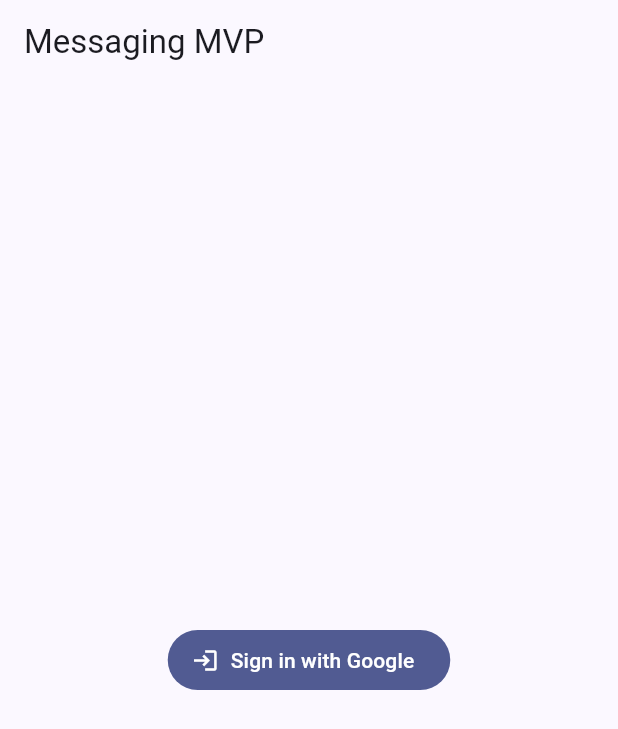
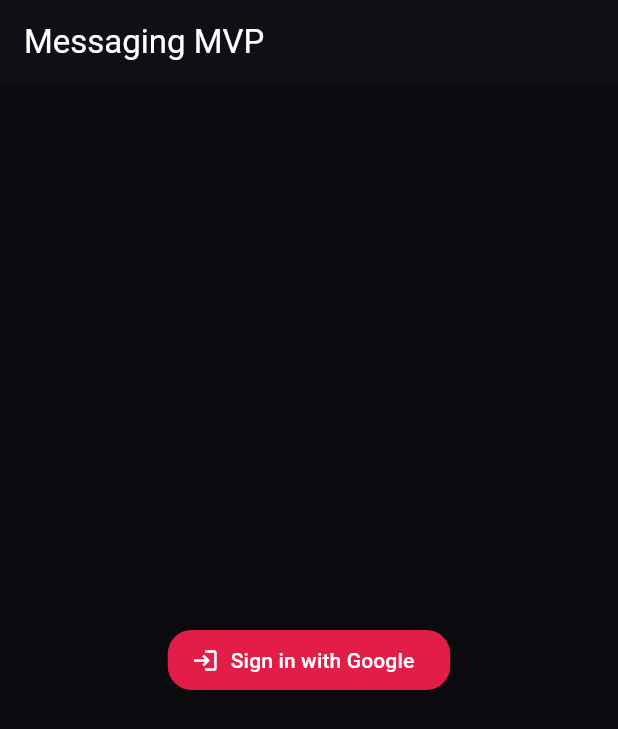
Before and after one commit to deeptux/apptest-messaging, a Flutter app: the screen it shows after launch, on a phone screen of 412 x 824 dp. Shown: the top 729 px of the screen. Run offline on Flutter 3.47's test engine with Material 3 defaults, Android fonts, the phone set to English and light mode, and no system bars; our stand-ins replace dio, drift, firebase_auth, firebase_core, flutter_riverpod, google_sign_in and 1 more; accounts and stored records are empty; generated files the repository leaves out were written again; statements that could not run were skipped.

Commit message:
ATM-50 feat(frontend): add inbox and new-chat screens
Add luxury dark theme and baseline Inbox/New Chat screens wired to REST sync, ready for chat screen + WS live updates.

Co-authored-by: Cursor <cursoragent@cursor.com>

```diff
--- a/frontend/lib/features/profile/home_screen.dart
+++ b/frontend/lib/features/profile/home_screen.dart
@@ -1,4 +1,4 @@
-import 'package:apptest_messaging/core/providers.dart' show localUserProvider;
+import 'package:apptest_messaging/features/inbox/inbox_screen.dart';
 import 'package:apptest_messaging/features/auth/session_notifier.dart';
 import 'package:flutter/material.dart';
 import 'package:flutter_riverpod/flutter_riverpod.dart';
@@ -24,52 +24,7 @@ class HomeScreen extends ConsumerWidget {
             ),
           );
         }
-        final local = ref.watch(localUserProvider);
-        return Scaffold(
-          appBar: AppBar(
-            title: const Text('Signed in'),
-            actions: [
-              IconButton(
-                tooltip: 'Sign out',
-                onPressed: () => ref.read(sessionProvider.notifier).signOut(),
-                icon: const Icon(Icons.logout),
-              ),
-            ],
-          ),
-          body: Padding(
-            padding: const EdgeInsets.all(24),
-            child: ListView(
-              children: [
-                Text('Server profile', style: Theme.of(context).textTheme.titleMedium),
-                const SizedBox(height: 8),
-                Text('userId: ${me.userId}'),
-                Text('firebaseUid: ${me.firebaseUid}'),
-                Text('email: ${me.email ?? '—'}'),
-                Text('displayName: ${me.displayName ?? '—'}'),
-                Text('photoUrl: ${me.photoUrl ?? '—'}'),
-                const Divider(height: 32),
-                Text('Drift cache', style: Theme.of(context).textTheme.titleMedium),
-                const SizedBox(height: 8),
-                local.when(
-                  data: (row) {
-                    if (row == null) {
-                      return const Text('No local row (unexpected).');
-                    }
-                    return Text(
-                      'internalUserId: ${row.internalUserId}\n'
-                      'firebaseUid: ${row.firebaseUid}\n'
-                      'email: ${row.email ?? '—'}\n'
-                      'displayName: ${row.displayName ?? '—'}\n'
-                      'updatedAt: ${row.updatedAt.toIso8601String()}',
-                    );
-                  },
-                  loading: () => const Text('Loading local row…'),
-                  error: (e, _) => Text('Local error: $e'),
-                ),
-              ],
-            ),
-          ),
-        );
+        return InboxScreen(me: me);
       },
       loading: () => const Scaffold(
         body: Center(child: CircularProgressIndicator()),
--- a/frontend/lib/main.dart
+++ b/frontend/lib/main.dart
@@ -24,11 +24,48 @@ class MessagingApp extends StatelessWidget {
 
   @override
   Widget build(BuildContext context) {
+    const red = Color(0xFFE11D48);
+    const bg = Color(0xFF0B0B0F);
     return MaterialApp(
       title: 'apptest_messaging',
       theme: ThemeData(
-        colorSchemeSeed: Colors.indigo,
+        brightness: Brightness.dark,
+        colorScheme: ColorScheme.fromSeed(
+          seedColor: red,
+          brightness: Brightness.dark,
+          surface: bg,
+        ),
+        scaffoldBackgroundColor: bg,
         useMaterial3: true,
+        appBarTheme: const AppBarTheme(
+          backgroundColor: Color(0xFF0F0F16),
+          foregroundColor: Colors.white,
+          centerTitle: false,
+        ),
+        cardTheme: const CardThemeData(
+          color: Color(0xFF101018),
+          surfaceTintColor: Colors.transparent,
+          shape: RoundedRectangleBorder(
+            borderRadius: BorderRadius.all(Radius.circular(18)),
+          ),
+        ),
+        inputDecorationTheme: const InputDecorationTheme(
+          filled: true,
+          fillColor: Color(0xFF101018),
+          border: OutlineInputBorder(
+            borderRadius: BorderRadius.all(Radius.circular(16)),
+            borderSide: BorderSide.none,
+          ),
+        ),
+        filledButtonTheme: FilledButtonThemeData(
+          style: FilledButton.styleFrom(
+            backgroundColor: red,
+            foregroundColor: Colors.white,
+            shape: const RoundedRectangleBorder(
+              borderRadius: BorderRadius.all(Radius.circular(16)),
+            ),
+          ),
+        ),
       ),
       home: const HomeScreen(),
     );
--- a/frontend/pubspec.yaml
+++ b/frontend/pubspec.yaml
@@ -17,6 +17,8 @@ dependencies:
   path: ^1.9.1
   dio: ^5.7.0
   web_socket_channel: ^3.0.3
+  flutter_linkify: ^6.0.0
+  url_launcher: ^6.3.2
   firebase_core: ^3.8.1
   firebase_auth: ^5.3.4
   google_sign_in: ^6.2.2
```
Also changed, not shown: frontend/lib/features/inbox/inbox_screen.dart (added, +161 -0 lines), frontend/lib/features/inbox/new_chat_screen.dart (added, +112 -0 lines), frontend/pubspec.lock.
